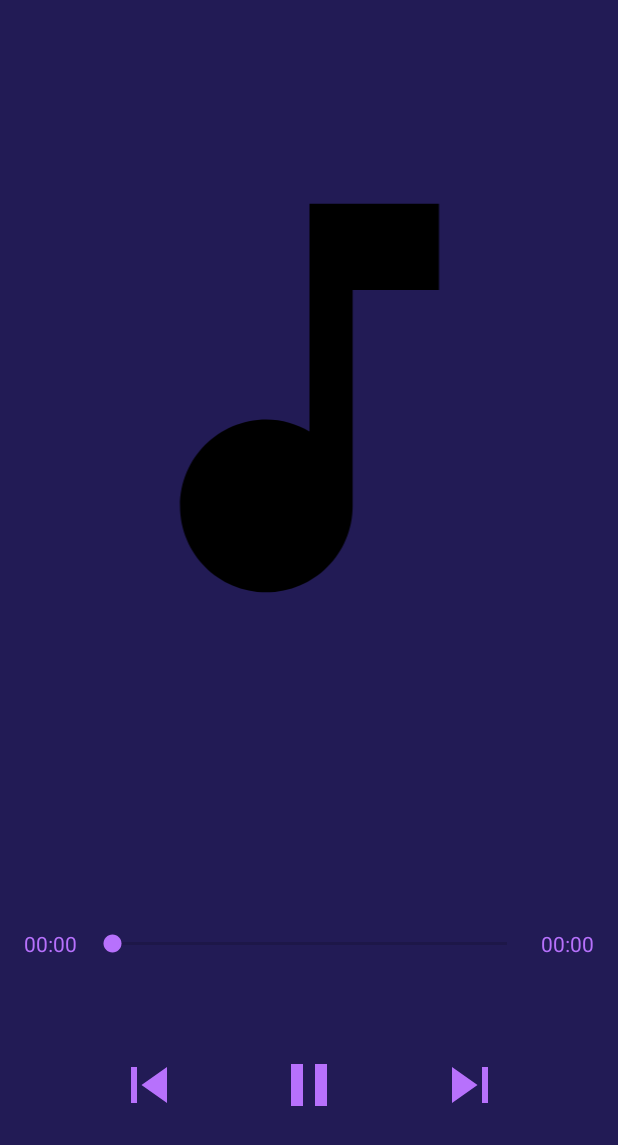
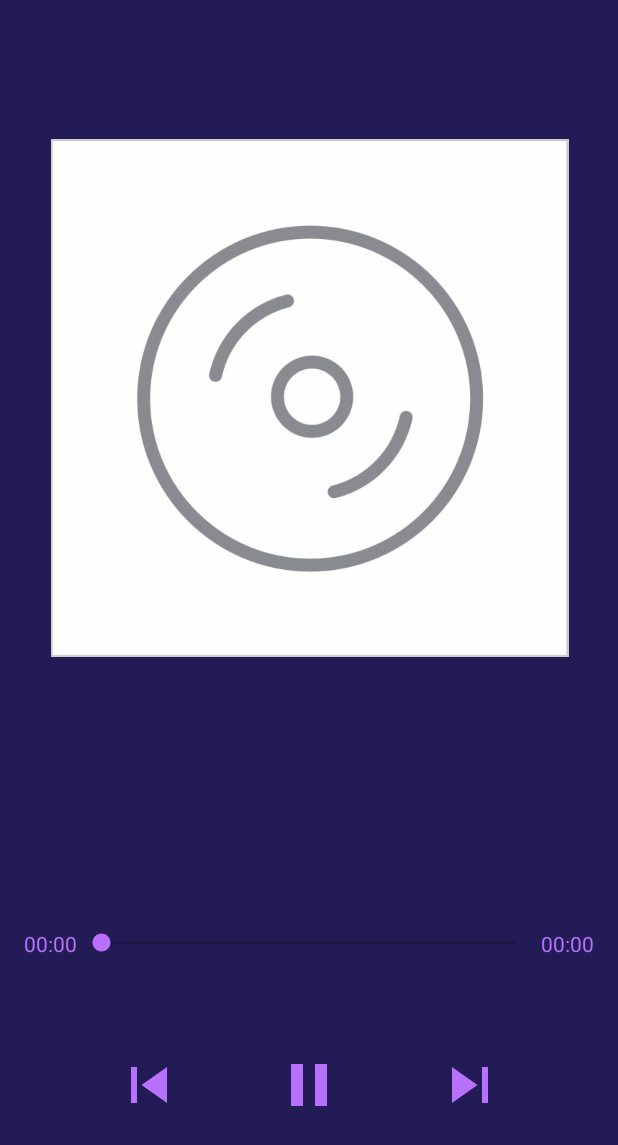
Before and after one commit to JoseCruzMV/MusicPlayer, an Android app: the SongsPlayerFragment screen opened through its navigation route, on a phone screen of 412 x 824 dp. Shown: the top 1145 px of the screen. Run offline under Robolectric (Android 15) with nearby library versions, the phone set to English and light mode, and no system bars; our stand-ins replace Dagger/Hilt's generated code; 2 statements that could not run were skipped.

Commit message:
Added. Notification layout. Fixed. Some absolute measures in songs player fragment

```diff
--- a/app/src/main/java/com/example/musicplayer/ui/view/SongsPlayerFragment.kt
+++ b/app/src/main/java/com/example/musicplayer/ui/view/SongsPlayerFragment.kt
@@ -66,7 +66,7 @@ class SongsPlayerFragment : Fragment() {
                 val uri = currentSong.cover?.let { ContentUris.withAppendedId(albumUri, it.toLong()) }
 
                 glideHelper.load(uri)
-                    .error(R.drawable.unknownsong)
+                    .error(R.drawable.unknown_song)
                     .centerCrop()
                     .into(ivMusicIcon)
             }
--- a/app/src/main/java/com/example/musicplayer/ui/view/rostersongs/RosterSongsAdapter.kt
+++ b/app/src/main/java/com/example/musicplayer/ui/view/rostersongs/RosterSongsAdapter.kt
@@ -4,7 +4,6 @@ import android.content.ContentUris
 import android.net.Uri
 import android.view.LayoutInflater
 import android.view.ViewGroup
-import androidx.core.content.ContextCompat
 import androidx.core.widget.TextViewCompat
 import androidx.recyclerview.widget.DiffUtil
 import androidx.recyclerview.widget.ListAdapter
@@ -49,7 +48,7 @@ class RosterRowHolder(
         val uri = song.cover?.let { ContentUris.withAppendedId(albumUri, it.toLong()) }
 
         glideHelper.load(uri)
-            .error(R.drawable.unknownsong)
+            .error(R.drawable.unknown_song)
             .centerCrop()
             .into(ivSongCover)
 
--- a/app/src/main/java/com/example/musicplayer/ui/view/rostersongs/RosterSongsFragment.kt
+++ b/app/src/main/java/com/example/musicplayer/ui/view/rostersongs/RosterSongsFragment.kt
@@ -117,7 +117,7 @@ class RosterSongsFragment : Fragment() {
                 val uri = currentSong.cover?.let { ContentUris.withAppendedId(albumUri, it.toLong()) }
 
                 glideHelper.load(uri)
-                    .error(R.drawable.unknownsong)
+                    .error(R.drawable.unknown_song)
                     .centerCrop()
                     .into(ivControlsRosterCover)
             }
--- a/app/src/main/res/layout/roster_songs_fragment.xml
+++ b/app/src/main/res/layout/roster_songs_fragment.xml
@@ -61,7 +61,7 @@
             app:layout_constraintBottom_toTopOf="@+id/sb_controls_roster_progress"
             app:layout_constraintStart_toStartOf="parent"
             app:layout_constraintTop_toTopOf="parent"
-            app:srcCompat="@drawable/unknownsong" />
+            app:srcCompat="@drawable/unknown_song" />
 
         <TextView
             android:id="@+id/tv_controls_roster_song_title"
--- a/app/src/main/res/layout/roster_songs_item.xml
+++ b/app/src/main/res/layout/roster_songs_item.xml
@@ -15,7 +15,7 @@
         android:layout_height="@dimen/image_roster"
         android:layout_marginEnd="@dimen/margin_8"
         android:scaleType="centerCrop"
-        android:src="@drawable/unknownsong"
+        android:src="@drawable/unknown_song"
         app:layout_constraintBottom_toBottomOf="parent"
         app:layout_constraintEnd_toStartOf="@+id/tv_song_title"
         app:layout_constraintStart_toStartOf="parent"
--- a/app/src/main/res/layout/songs_player_fragment.xml
+++ b/app/src/main/res/layout/songs_player_fragment.xml
@@ -19,7 +19,7 @@
         app:layout_constraintHorizontal_bias="0.5"
         app:layout_constraintStart_toStartOf="parent"
         app:layout_constraintTop_toTopOf="parent"
-        app:srcCompat="@drawable/ic_music_note" />
+        app:srcCompat="@drawable/unknown_song" />
 
     <TextView
         android:id="@+id/tv_player_title"
@@ -52,7 +52,7 @@
 
     <TextView
         android:id="@+id/tv_current_time"
-        android:layout_width="42dp"
+        android:layout_width="wrap_content"
         android:layout_height="wrap_content"
         android:text="@string/starter_time_player"
         android:textColor="@color/secondary"
@@ -64,8 +64,8 @@
 
     <SeekBar
         android:id="@+id/sb_progress"
-        android:layout_width="295dp"
-        android:layout_height="19dp"
+        android:layout_width="0dp"
+        android:layout_height="wrap_content"
         app:layout_constraintEnd_toStartOf="@+id/tv_total_time"
         app:layout_constraintHorizontal_bias="0.5"
         app:layout_constraintStart_toEndOf="@+id/tv_current_time"
@@ -73,8 +73,8 @@
 
     <TextView
         android:id="@+id/tv_total_time"
-        android:layout_width="42dp"
-        android:layout_height="19dp"
+        android:layout_width="wrap_content"
+        android:layout_height="wrap_content"
         android:gravity="end"
         android:text="@string/starter_time_player"
         android:textColor="@color/secondary"
@@ -108,8 +108,7 @@
         app:layout_constraintTop_toTopOf="@+id/iv_previous"
         app:srcCompat="@drawable/ic_pause"
         app:tint="@color/secondary"
-        tools:ignore="RedundantDescriptionCheck,RedundantDescriptionCheck"
-        tools:layout_editor_absoluteY="676dp" />
+        tools:ignore="RedundantDescriptionCheck,RedundantDescriptionCheck" />
 
     <ImageView
         android:id="@+id/iv_next"
```
Also changed, not shown: app/src/main/res/layout/notification_layout.xml (added, +67 -0 lines), app/src/main/res/drawable/unknown_song.jpg (renamed from app/src/main/res/drawable/unknownsong.jpg).
